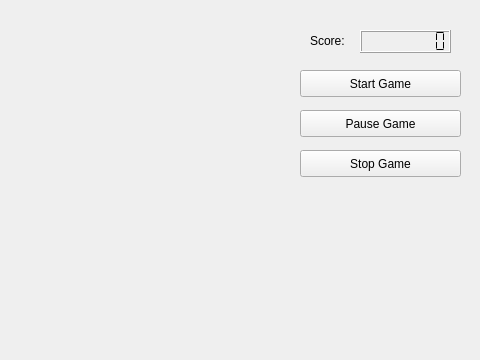
This is mainwindow.ui in Gabriel-Syv/tetris-qt as Qt 5 draws it before an edit; both pictures show x 320 to 800 and y 0 to 360 of the 800 by 600 pixel window. The edited form follows.
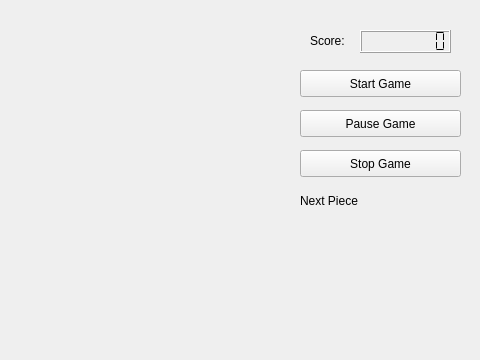
This is the edited form.

Commit message: Add piece preview!

```diff
--- a/mainwindow.ui
+++ b/mainwindow.ui
@@ -100,6 +100,19 @@
      <number>0</number>
     </property>
    </widget>
+   <widget class="QLabel" name="label_2">
+    <property name="geometry">
+     <rect>
+      <x>620</x>
+      <y>190</y>
+      <width>71</width>
+      <height>21</height>
+     </rect>
+    </property>
+    <property name="text">
+     <string>Next Piece</string>
+    </property>
+   </widget>
   </widget>
  </widget>
  <layoutdefault spacing="6" margin="11"/>
```
The commit also changes 3 other files.
